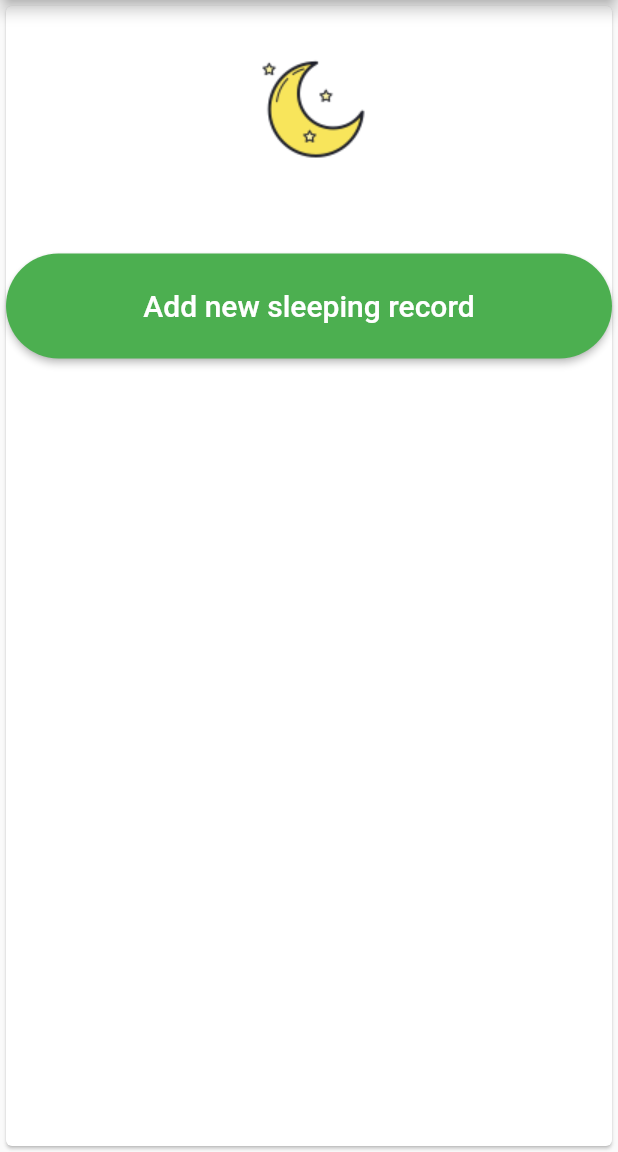
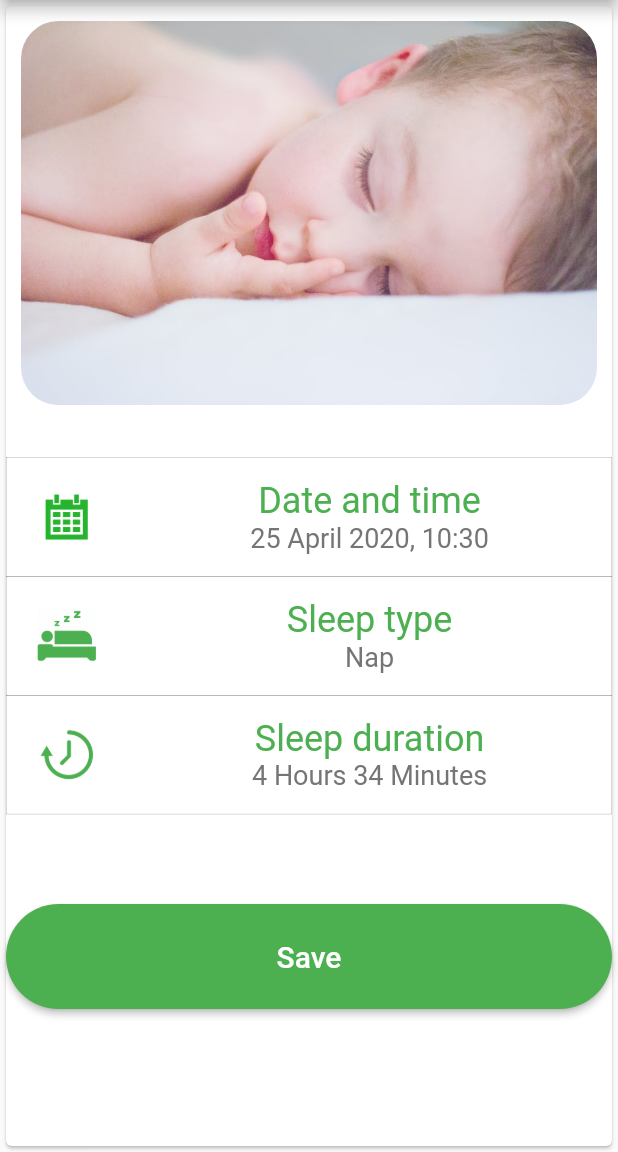
Before and after one commit to SzymonSoczewka/sleep_tracker, a Flutter app: the screen it shows after launch, after a tap on "Add new sleeping record", on a phone screen of 412 x 824 dp, the part 84-1236 px from its top. Run offline on Flutter 3.47's test engine with Material 2 defaults, Android fonts, the phone set to English and light mode, and no system bars.

Commit message:
Second view ready for dropdown implementation

```diff
--- a/lib/data_handler.dart
+++ b/lib/data_handler.dart
@@ -1,14 +1,22 @@
+import 'package:flutter/material.dart';
+
 class DataHandler {
+  static var timeNow = DateTime.now();
+  static int day = timeNow.day;
+  static int month = timeNow.month;
+  static int year = timeNow.year;
+  static int hour = TimeOfDay.now().hour;
+  static int minutes = TimeOfDay.now().minute;
   static String getCurrentDate(){
-    var timeNow = DateTime.now();
-    String weekday = intToWeekday(timeNow);
-    int day = timeNow.day;
-    String month = intToMonth(timeNow);
-    int year = timeNow.year;
-
+    String weekday = intToWeekday();
+    String month = intToMonthShort();
     return '$weekday, $day $month $year';
   }
-  static String intToMonth(var timeNow){
+  static String getCurrentDateAndTime(){
+    String month = intToMonthLong();
+    return '$day $month $year, $hour:$minutes';
+  }
+  static String intToMonthShort(){
     String month;
     switch(timeNow.month){
       case 1:
@@ -50,7 +58,49 @@ class DataHandler {
     }
     return month;
   }
-  static String intToWeekday(var timeNow){
+  static String intToMonthLong(){
+    String month;
+    switch(timeNow.month){
+      case 1:
+        month = 'January';
+        break;
+      case 2:
+        month = 'February';
+        break;
+      case 3:
+        month = 'March';
+        break;
+      case 4:
+        month = 'April';
+        break;
+      case 5:
+        month = 'May';
+        break;
+      case 6:
+        month = 'June';
+        break;
+      case 7:
+        month = 'July';
+        break;
+      case 8:
+        month = 'August';
+        break;
+      case 9:
+        month = 'September';
+        break;
+      case 10:
+        month = 'October';
+        break;
+      case 11:
+        month = 'November';
+        break;
+      case 12:
+        month = 'December';
+        break;
+    }
+    return month;
+  }
+  static String intToWeekday(){
     String weekday;
     switch(timeNow.weekday){
       case 1:
--- a/lib/views/add_record_view.dart
+++ b/lib/views/add_record_view.dart
@@ -52,14 +52,124 @@ class HomePageState extends State<HomePage> {
         child: ListView(
           children: <Widget>[
             MainPicture(),
+            Column(
+              children: <Widget>[
+                Container(
+                  child: Row(
+                    children: <Widget>[
+                      Expanded(
+                        flex: 2,
+                        child: Image.asset('assets/images/calendar.png',height: 40,),
+                      ),
+                      Expanded(
+                        flex: 8, // 60%
+                        child: Container(
+                          margin: EdgeInsets.all(15),
+                          child: Column(
+                            children: <Widget>[
+                              Text(
+                                'Date and time',
+                                textAlign: TextAlign.center,
+                                style: TextStyle(fontSize: 24,color: Colors.green),
+                              ),
+                              Text(
+                                DataHandler.getCurrentDateAndTime(),
+                                textAlign: TextAlign.center,
+                                style: TextStyle(fontSize: 18,color: Colors.grey[600]),
+                              ),
+                            ],
+                          ),
+                        ),
+                      )
+                    ],
+                  ),
+                  decoration: new BoxDecoration(
+                    border: Border.all(
+                      color: Colors.black,
+                      width: 0.1,
+                    ),) ,
+                ),
+                Container(
+                  child: Row(
+                    children: <Widget>[
+                      Expanded(
+                        flex: 2,
+                        child: Image.asset('assets/images/sleep.png',color: Colors.green,height: 40,),
+                      ),
+                      Expanded(
+
+                        flex: 8, // 60%
+                        child: Container(
+                          margin: EdgeInsets.all(15),
+                          child: Column(
+                            children: <Widget>[
+                              Text(
+                                'Sleep type',
+                                textAlign: TextAlign.center,
+                                style: TextStyle(fontSize: 24,color: Colors.green),
+                              ),
+                              Text(
+                                'Nap',
+                                textAlign: TextAlign.center,
+                                style: TextStyle(fontSize: 18,color: Colors.grey[600]),
+                              ),
+                            ],
+                          ),
+                        ),
+                      )
+                    ],
+                  ),
+                    decoration: new BoxDecoration(
+                      border: Border.all(
+                        color: Colors.black,
+                        width: 0.1,
+                      ),)
+                ),
+                Container(
+                  child: Row(
+                    children: <Widget>[
+                      Expanded(
+                          flex: 2,
+                          child: Image.asset('assets/images/clock.png',color: Colors.green, height: 40,)),
+                      Expanded(
+
+                        flex: 8, // 60%
+                        child: Container(
+                          margin: EdgeInsets.all(15),
+                          child: Column(
+                            children: <Widget>[
+                              Text(
+                                'Sleep duration',
+                                textAlign: TextAlign.center,
+                                style: TextStyle(fontSize: 24,color: Colors.green),
+                              ),
+                              Text(
+                                '4 Hours 34 Minutes',
+                                textAlign: TextAlign.center,
+                                style: TextStyle(fontSize: 18,color: Colors.grey[600]),
+                              ),
+                            ],
+                          ),
+                        ),
+                      )
+                    ],
+                  ),
+                    decoration: new BoxDecoration(
+                      border: Border.all(
+                        color: Colors.black,
+                        width: 0.1,
+                      ),)
+                ),
+              ],
+            ),
             Container(
               margin: EdgeInsets.only(
-                  top: 25.0
+                  top: 60.0
               ),
               child: RaisedButton(
                 onPressed: addRecord,
                 child: Text(
-                  'Add new sleeping record',
+                  'Save',
                   style:TextStyle(
                       fontSize: 20,
                       color: Colors.white
@@ -73,7 +183,7 @@ class HomePageState extends State<HomePage> {
               height: 70,
               width: 350,
             ),
-    ]
+    ],
     )
     );
   }
@@ -83,11 +193,20 @@ class HomePageState extends State<HomePage> {
 class MainPicture extends StatelessWidget {
   @override
   Widget build(BuildContext context) {
-    return Container(
-      margin: EdgeInsets.all(20),
-      child: Image.asset('assets/images/moon.png'),
-      height: 100,
+    return Padding(
+      padding: const EdgeInsets.only(
+        right: 10.0,
+        left: 10.0,
+        top: 10.0,
+        bottom: 35.0
+      ),
+      child: ClipRRect(
+        borderRadius: BorderRadius.circular(25),
+        child: Image.asset(
+          'assets/images/baby2.jpeg',
+          fit: BoxFit.cover,
+        ),
+      ),
     );
   }
-
 }
--- a/lib/views/main.dart
+++ b/lib/views/main.dart
@@ -44,7 +44,7 @@ class HomePageState extends State<HomePage> {
       // so that the display can reflect the updated values. If we changed
       // _counter without calling setState(), then the build method would not be
       // called again, and so nothing would appear to happen.
-
+        sleepRecords.add(new SleepRecord(sleepType: 'X',startingHour: 'X',sleepDuration: 'X'));
         Navigator.push(
           context,
           MaterialPageRoute(builder: (context) => AddRecordView()),
```
Also changed, not shown: assets/images/baby2.jpeg (added), assets/images/calendar.png (added), assets/images/clock.png (added), assets/images/sleep.png (added).
